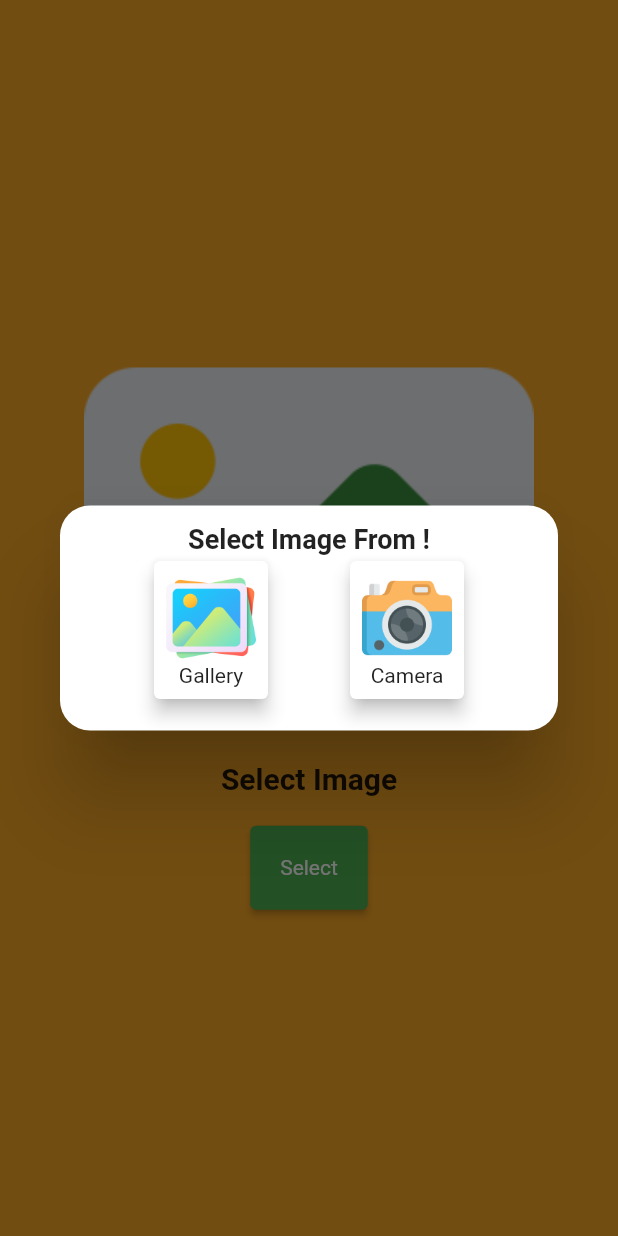
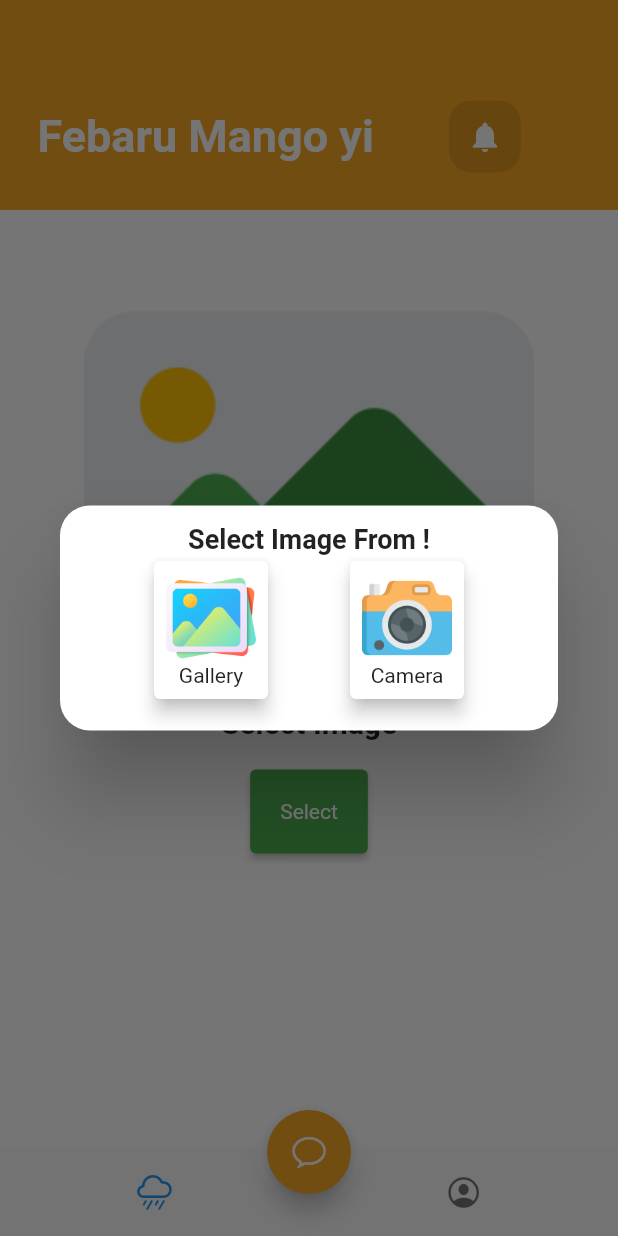
Before and after one commit to SokhnaAnta/mango, a Flutter app: the screen it shows after launch, after a tap on "Select", on a phone screen of 412 x 824 dp. Run offline on Flutter 3.47's test engine with Material 2 defaults, Android fonts, the light colour scheme and no system bars; our stand-ins replace image_picker; missing offline and left inert: tflite.

Commit message:
front-end

```diff
--- a/lib/HomeScreen.dart
+++ /dev/null
@@ -1,248 +0,0 @@
-import 'dart:io';
-import 'package:flutter/material.dart';
-import 'package:image_picker/image_picker.dart';
-import 'package:tflite/tflite.dart';
-import 'Model.dart';
-
-class HomeScreen extends StatefulWidget {
-  const HomeScreen({Key? key}) : super(key: key);
-
-  @override
-  State<HomeScreen> createState() => _HomeScreenState();
-}
-
-class _HomeScreenState extends State<HomeScreen> {
-  String selectedImagePath = '';
-  late List _outputs;
-  bool _loading = false;
-
-  @override
-  void initState() {
-    super.initState();
-    _loading = true;
-    loadModel().then((value) {
-      setState(() {
-        _loading = false;
-      });
-    });
-  }
-
-  void dispose() {
-    Tflite.close();
-    super.dispose();
-  }
-
-  @override
-  Widget build(BuildContext context) {
-    return Scaffold(
-      backgroundColor: Colors.yellow.shade800,
-      body: Center(
-        child: Column(
-          mainAxisAlignment: MainAxisAlignment.center,
-          children: [
-            selectedImagePath == ''
-                ? Image.asset(
-                    'assets/images/image_placeholder.png',
-                    height: 300,
-                    width: 300,
-                    fit: BoxFit.fill,
-                  )
-                : Image.file(
-                    File(selectedImagePath),
-                    height: 300,
-                    width: 300,
-                    fit: BoxFit.fill,
-                  ),
-            const Text(
-              'Select Image',
-              style: TextStyle(fontWeight: FontWeight.bold, fontSize: 20.0),
-            ),
-            const SizedBox(
-              height: 20.0,
-            ),
-            ElevatedButton(
-                style: ButtonStyle(
-                    backgroundColor: MaterialStateProperty.all(Colors.green),
-                    padding:
-                        MaterialStateProperty.all(const EdgeInsets.all(20)),
-                    textStyle: MaterialStateProperty.all(
-                        const TextStyle(fontSize: 14, color: Colors.white))),
-                onPressed: () async {
-                  selectImage();
-                  setState(() {});
-                },
-                child: const Text('Select')),
-            const SizedBox(height: 10),
-          ],
-        ),
-      ),
-    );
-  }
-
-  Future selectImage() {
-    return showDialog(
-        context: context,
-        builder: (BuildContext context) {
-          return Dialog(
-            shape: RoundedRectangleBorder(
-                borderRadius: BorderRadius.circular(20.0)), //this right here
-            child: SizedBox(
-              height: 150,
-              child: Padding(
-                padding: const EdgeInsets.all(12.0),
-                child: Column(
-                  children: [
-                    const Text(
-                      'Select Image From !',
-                      style: TextStyle(
-                          fontSize: 18.0, fontWeight: FontWeight.bold),
-                    ),
-                    Row(
-                      mainAxisAlignment: MainAxisAlignment.spaceEvenly,
-                      children: [
-                        GestureDetector(
-                          onTap: () async {
-                            selectedImagePath = await selectImageFromGallery();
-                            _outputs = await classifyImage(selectedImagePath);
-                            print(_outputs);
-                            if (selectedImagePath != '') {
-                              // ignore: use_build_context_synchronously
-                              Navigator.pop(context);
-                              setState(() {
-                                _loading = false;
-                                showDialog(
-                                  context: context,
-                                  builder: (BuildContext context) {
-                                    return AlertDialog(
-                                      title: const Text(
-                                          'Détection d\'image terminée'),
-                                      content: Text(
-                                        _outputs[0]["label"],
-                                        style: const TextStyle(
-                                            color: Colors.black, fontSize: 20),
-                                      ),
-                                      actions: [
-                                        TextButton(
-                                          child: const Text('OK'),
-                                          onPressed: () {
-                                            Navigator.of(context)
-                                                .pop(); // Fermer le pop-up
-                                          },
-                                        ),
-                                      ],
-                                    );
-                                  },
-                                );
-                              });
-                            } else {
-                              // ignore: use_build_context_synchronously
-                              ScaffoldMessenger.of(context)
-                                  .showSnackBar(const SnackBar(
-                                content: Text("No Image Selected !"),
-                              ));
-                            }
-                          },
-                          child: Card(
-                              elevation: 5,
-                              child: Padding(
-                                padding: const EdgeInsets.all(8.0),
-                                child: Column(
-                                  children: [
-                                    Image.asset(
-                                      'assets/images/gallery.png',
-                                      height: 60,
-                                      width: 60,
-                                    ),
-                                    const Text('Gallery'),
-                                  ],
-                                ),
-                              )),
-                        ),
-                        GestureDetector(
-                          onTap: () async {
-                            selectedImagePath = await selectImageFromCamera();
-                            _outputs = await classifyImage(selectedImagePath);
-                            if (selectedImagePath != '') {
-                              // ignore: use_build_context_synchronously
-                              Navigator.pop(context);
-                              setState(() async {
-                                _loading = false;
-                                showDialog(
-                                  context: context,
-                                  builder: (BuildContext context) {
-                                    return AlertDialog(
-                                      title: const Text(
-                                          'Détection d\'image terminée'),
-                                      content: Text(
-                                        _outputs[0]["label"],
-                                        style: const TextStyle(
-                                            color: Colors.black, fontSize: 20),
-                                      ),
-                                      actions: [
-                                        TextButton(
-                                          child: const Text('OK'),
-                                          onPressed: () {
-                                            Navigator.of(context)
-                                                .pop(); // Fermer le pop-up
-                                          },
-                                        ),
-                                      ],
-                                    );
-                                  },
-                                );
-                              });
-                            } else {
-                              // ignore: use_build_context_synchronously
-                              ScaffoldMessenger.of(context)
-                                  .showSnackBar(const SnackBar(
-                                content: Text("No Image Captured !"),
-                              ));
-                            }
-                          },
-                          child: Card(
-                              elevation: 5,
-                              child: Padding(
-                                padding: const EdgeInsets.all(8.0),
-                                child: Column(
-                                  children: [
-                                    Image.asset(
-                                      'assets/images/camera.png',
-                                      height: 60,
-                                      width: 60,
-                                    ),
-                                    const Text('Camera'),
-                                  ],
-                                ),
-                              )),
-                        ),
-                      ],
-                    )
-                  ],
-                ),
-              ),
-            ),
-          );
-        });
-  }
-
-  selectImageFromGallery() async {
-    XFile? file = await ImagePicker()
-        .pickImage(source: ImageSource.gallery, imageQuality: 10);
-    if (file != null) {
-      return file.path;
-    } else {
-      return '';
-    }
-  }
-
-  //
-  selectImageFromCamera() async {
-    XFile? file = await ImagePicker()
-        .pickImage(source: ImageSource.camera, imageQuality: 10);
-    if (file != null) {
-      return file.path;
-    } else {
-      return '';
-    }
-  }
-}
--- a/lib/Model.dart
+++ b/lib/Model.dart
@@ -3,7 +3,7 @@ import 'package:tflite/tflite.dart';
 loadModel() async {
   await Tflite.loadModel(
     model:
-        "assets/Leafmodel/model_unquant.tflite", //  "assets/Leafmodel/anthracnose_model_.tflite"
+        "assets/Leafmodel/model_unquant.tflite", //  assets/Leafmodel/anthracnose_model.tflite
     labels: "assets/Leafmodel/labels.txt",
     numThreads: 1,
   );
@@ -14,7 +14,7 @@ classifyImage(String path) async {
       path: path,
       imageMean: 0.0,
       imageStd: 255.0,
-      numResults: 2,
+      numResults: 5,
       threshold: 0.2,
       asynch: true);
   return output;
--- /dev/null
+++ b/lib/home.dart
@@ -0,0 +1,321 @@
+import 'package:flutter/cupertino.dart';
+import 'package:flutter/material.dart';
+import 'model.dart';
+import 'package:tflite/tflite.dart';
+import 'package:image_picker/image_picker.dart';
+import 'dart:io';
+
+class Home extends StatefulWidget {
+  const Home({super.key});
+
+  @override
+  State<Home> createState() => _HomeState();
+}
+
+class _HomeState extends State<Home> {
+  String selectedImagePath = '';
+  late List _outputs;
+
+  int selectedIndex = 0;
+
+  @override
+  void initState() {
+    super.initState();
+    loadModel().then((value) {
+      setState(() {});
+    });
+  }
+
+  @override
+  void dispose() {
+    Tflite.close();
+    super.dispose();
+  }
+
+  @override
+  Widget build(BuildContext context) {
+    return Scaffold(
+      backgroundColor: Colors.white,
+      body: Column(
+        //mainAxisAlignment: MainAxisAlignment.spaceAround,
+        crossAxisAlignment: CrossAxisAlignment.start,
+        children: [
+          Container(
+            decoration: BoxDecoration(color: Colors.yellow.shade800),
+            alignment: Alignment.bottomLeft,
+            padding: const EdgeInsets.symmetric(vertical: 25, horizontal: 25),
+            height: 140,
+            child: Row(mainAxisSize: MainAxisSize.min, children: [
+              const Text("Febaru Mango yi",
+                  style: TextStyle(
+                      fontSize: 30,
+                      fontWeight: FontWeight.bold,
+                      color: Colors.white)),
+              const SizedBox(width: 50),
+              Container(
+                decoration: BoxDecoration(
+                    borderRadius: BorderRadius.circular(15),
+                    color: Colors.black.withOpacity(.1)),
+                child: const IconButton(
+                  icon: Icon(Icons.notifications),
+                  onPressed: _fall,
+                  color: Colors.white,
+                ),
+              )
+            ]),
+          ),
+          const SizedBox(height: 30),
+          Center(
+              child: Container(
+            decoration: const BoxDecoration(
+              color: Colors.white,
+            ),
+            child: Column(
+              mainAxisAlignment: MainAxisAlignment.center,
+              children: [
+                selectedImagePath == ''
+                    ? Image.asset(
+                        'assets/images/image_placeholder.png',
+                        height: 300,
+                        width: 300,
+                        fit: BoxFit.fill,
+                      )
+                    : Image.file(
+                        File(selectedImagePath),
+                        height: 300,
+                        width: 300,
+                        fit: BoxFit.fill,
+                      ),
+                selectedImagePath == ''
+                    ? const Text(
+                        'Select Image',
+                        style: TextStyle(
+                            fontWeight: FontWeight.bold, fontSize: 20.0),
+                      )
+                    : Text(_outputs[0]["label"],
+                        style: const TextStyle(
+                            fontWeight: FontWeight.bold, fontSize: 20.0)),
+                const SizedBox(
+                  height: 20.0,
+                ),
+                ElevatedButton(
+                    style: ButtonStyle(
+                        backgroundColor:
+                            MaterialStateProperty.all(Colors.green),
+                        padding:
+                            MaterialStateProperty.all(const EdgeInsets.all(20)),
+                        textStyle: MaterialStateProperty.all(const TextStyle(
+                            fontSize: 14, color: Colors.white))),
+                    onPressed: () async {
+                      selectImage();
+                      setState(() {});
+                    },
+                    child: const Text('Select')),
+                const SizedBox(height: 10),
+              ],
+            ),
+          )),
+        ],
+      ),
+      floatingActionButton: Container(
+        decoration: const BoxDecoration(shape: BoxShape.circle, boxShadow: [
+          BoxShadow(color: Colors.white, spreadRadius: 7, blurRadius: 1)
+        ]),
+        child: FloatingActionButton(
+          backgroundColor: Colors.yellow.shade800,
+          onPressed: () {},
+          child: const Icon(
+            CupertinoIcons.chat_bubble,
+          ),
+        ),
+      ),
+      floatingActionButtonLocation: FloatingActionButtonLocation.centerDocked,
+      bottomNavigationBar: BottomNavigationBar(
+          onTap: (index) {
+            setState(() {
+              selectedIndex = index;
+            });
+          },
+          currentIndex: selectedIndex,
+          showSelectedLabels: false,
+          showUnselectedLabels: false,
+          items: const [
+            BottomNavigationBarItem(
+                backgroundColor: Color.fromARGB(255, 255, 216, 59),
+                icon: Icon(CupertinoIcons.cloud_rain),
+                label: "weather"),
+            BottomNavigationBarItem(
+                icon: Icon(CupertinoIcons.profile_circled), label: "weather")
+          ]),
+    );
+  }
+
+  Future selectImage() {
+    return showDialog(
+        context: context,
+        builder: (BuildContext context) {
+          return Dialog(
+            shape: RoundedRectangleBorder(
+                borderRadius: BorderRadius.circular(20.0)), //this right here
+            child: SizedBox(
+              height: 150,
+              child: Padding(
+                padding: const EdgeInsets.all(12.0),
+                child: Column(
+                  children: [
+                    const Text(
+                      'Select Image From !',
+                      style: TextStyle(
+                          fontSize: 18.0, fontWeight: FontWeight.bold),
+                    ),
+                    Row(
+                      mainAxisAlignment: MainAxisAlignment.spaceEvenly,
+                      children: [
+                        GestureDetector(
+                          onTap: () async {
+                            selectedImagePath = await selectImageFromGallery();
+                            _outputs = await classifyImage(selectedImagePath);
+                            // print(_outputs);
+                            if (selectedImagePath != '') {
+                              // ignore: use_build_context_synchronously
+                              Navigator.pop(context);
+                              setState(() {
+                                showDialog(
+                                  context: context,
+                                  builder: (BuildContext context) {
+                                    return AlertDialog(
+                                      title: const Text(
+                                          'Détection d\'image terminée'),
+                                      content: Text(
+                                        _outputs[0]["label"],
+                                        style: const TextStyle(
+                                            color: Colors.black, fontSize: 20),
+                                      ),
+                                      actions: [
+                                        TextButton(
+                                          child: const Text('OK'),
+                                          onPressed: () {
+                                            Navigator.of(context)
+                                                .pop(); // Fermer le pop-up
+                                          },
+                                        ),
+                                      ],
+                                    );
+                                  },
+                                );
+                              });
+                            } else {
+                              // ignore: use_build_context_synchronously
+                              ScaffoldMessenger.of(context)
+                                  .showSnackBar(const SnackBar(
+                                content: Text("No Image Selected !"),
+                              ));
+                            }
+                          },
+                          child: Card(
+                              elevation: 5,
+                              child: Padding(
+                                padding: const EdgeInsets.all(8.0),
+                                child: Column(
+                                  children: [
+                                    Image.asset(
+                                      'assets/images/gallery.png',
+                                      height: 60,
+                                      width: 60,
+                                    ),
+                                    const Text('Gallery'),
+                                  ],
+                                ),
+                              )),
+                        ),
+                        GestureDetector(
+                          onTap: () async {
+                            selectedImagePath = await selectImageFromCamera();
+                            _outputs = await classifyImage(selectedImagePath);
+                            if (selectedImagePath != '') {
+                              // ignore: use_build_context_synchronously
+                              Navigator.pop(context);
+                              setState(() async {
+                                showDialog(
+                                  context: context,
+                                  builder: (BuildContext context) {
+                                    return AlertDialog(
+                                      title: const Text(
+                                          'Détection d\'image terminée'),
+                                      content: Text(
+                                        _outputs[0]["label"],
+                                        style: const TextStyle(
+                                            color: Colors.black, fontSize: 20),
+                                      ),
+                                      actions: [
+                                        TextButton(
+                                          child: const Text('OK'),
+                                          onPressed: () {
+                                            Navigator.of(context)
+                                                .pop(); // Fermer le pop-up
+                                          },
+                                        ),
+                                      ],
+                                    );
+                                  },
+                                );
+                              });
+                            } else {
+                              // ignore: use_build_context_synchronously
+                              ScaffoldMessenger.of(context)
+                                  .showSnackBar(const SnackBar(
+                                content: Text("No Image Captured !"),
+                              ));
+                            }
+                          },
+                          child: Card(
+                              elevation: 5,
+                              child: Padding(
+                                padding: const EdgeInsets.all(8.0),
+                                child: Column(
+                                  children: [
+                                    Image.asset(
+                                      'assets/images/camera.png',
+                                      height: 60,
+                                      width: 60,
+                                    ),
+                                    const Text('Camera'),
+                                  ],
+                                ),
+                              )),
+                        ),
+                      ],
+                    )
+                  ],
+                ),
+              ),
+            ),
+          );
+        });
+  }
+
+  selectImageFromGallery() async {
+    XFile? file = await ImagePicker()
+        .pickImage(source: ImageSource.gallery, imageQuality: 10);
+    if (file != null) {
+      return file.path;
+    } else {
+      return '';
+    }
+  }
+
+  //
+  selectImageFromCamera() async {
+    XFile? file = await ImagePicker()
+        .pickImage(source: ImageSource.camera, imageQuality: 10);
+    if (file != null) {
+      return file.path;
+    } else {
+      return '';
+    }
+  }
+}
+
+_fall() {
+  //print("ok");
+}
--- a/lib/main.dart
+++ b/lib/main.dart
@@ -1,5 +1,6 @@
 import 'package:flutter/material.dart';
-import 'package:mango/HomeScreen.dart';
+import 'package:mango/home.dart';
+import 'dart:async';
 
 void main() {
   runApp(const MyApp());
@@ -11,6 +12,38 @@ class MyApp extends StatelessWidget {
   Widget build(BuildContext context) =>
       FutureBuilder(builder: (context, snapshot) {
         return const MaterialApp(
-            debugShowCheckedModeBanner: false, home: HomeScreen());
+            debugShowCheckedModeBanner: false, home: WelcomeScreen());
       });
 }
+
+class WelcomeScreen extends StatelessWidget {
+  const WelcomeScreen({super.key});
+
+  @override
+  Widget build(BuildContext context) {
+    Timer(const Duration(seconds: 4), () {
+      Navigator.pushReplacement(
+        context,
+        MaterialPageRoute(builder: (context) => const Home()),
+      );
+    });
+
+    return Scaffold(
+      backgroundColor: Colors.white,
+      body: Center(
+          child: Row(
+        mainAxisAlignment: MainAxisAlignment.center,
+        children: [
+          Image.asset(
+            'assets/images/mango.jpg',
+            height: 200,
+            width: 180,
+            fit: BoxFit.fill,
+          ),
+          const Text("Febaru Mango Yi",
+              style: TextStyle(fontWeight: FontWeight.normal, fontSize: 20.0))
+        ],
+      )),
+    );
+  }
+}
--- a/pubspec.yaml
+++ b/pubspec.yaml
@@ -39,6 +39,8 @@ dependencies:
   image_picker: ^0.8.9
   camera: ^0.8.1+7
   tflite: ^1.1.2
+  image: ^4.0.17
+  path_provider: ^2.0.15
 
 dev_dependencies:
   flutter_test:
```
Also changed, not shown: assets/Leafmodel/labels.txt (+5 -5 lines), assets/images/mango.jpg (added), assets/images/mango_.jpg (added), pubspec.lock, 1 other file.
